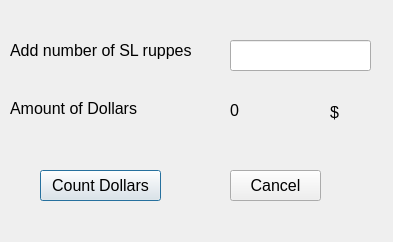
The window that sltodoll.ui (Menuka5/Unit_Converter) describes before a commit, drawn with Qt 5.
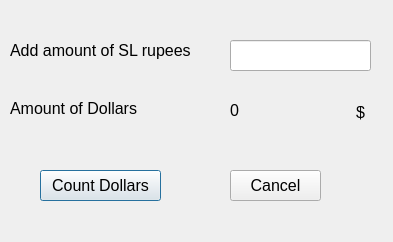
The same window after the commit.

```diff
--- a/sltodoll.ui
+++ b/sltodoll.ui
@@ -28,7 +28,7 @@
     </font>
    </property>
    <property name="text">
-    <string>Add number of SL ruppes</string>
+    <string>Add amount of SL rupees</string>
    </property>
   </widget>
   <widget class="QLineEdit" name="lineEdit">
@@ -116,9 +116,9 @@
   <widget class="QLabel" name="label_4">
    <property name="geometry">
     <rect>
-     <x>330</x>
+     <x>356</x>
      <y>102</y>
-     <width>47</width>
+     <width>21</width>
      <height>21</height>
     </rect>
    </property>
```
Left out of the diff: 2 changed lines with no effect on the pictures.
